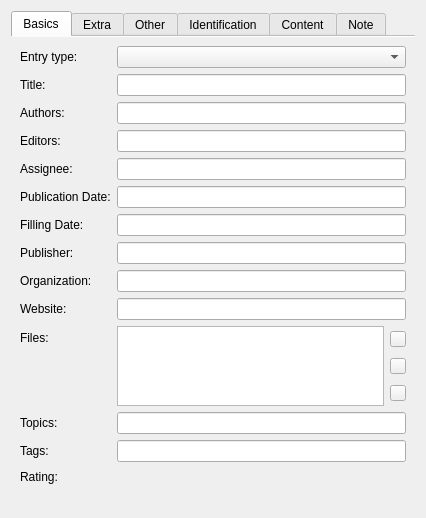
KDE/conquirere, file src/mainui/sidebar/publicationwidget.ui: the form before one commit.
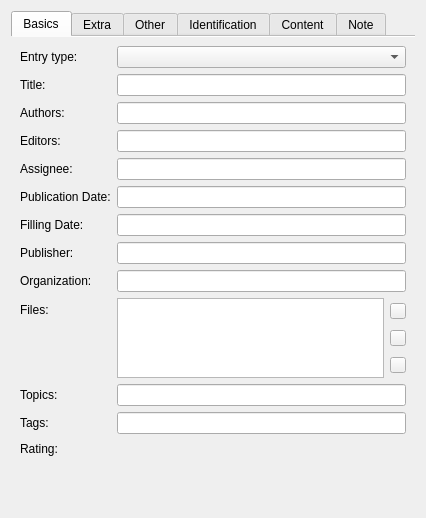
The form after the commit. Custom widgets are drawn as their Qt base class.

Diff of the .ui file:
```diff
--- a/src/mainui/sidebar/publicationwidget.ui
+++ b/src/mainui/sidebar/publicationwidget.ui
@@ -29,6 +29,19 @@
       <layout class="QVBoxLayout" name="verticalLayout_5">
        <item>
         <layout class="QFormLayout" name="formLayout_3">
+         <property name="fieldGrowthPolicy">
+          <enum>QFormLayout::ExpandingFieldsGrow</enum>
+         </property>
+         <item row="1" column="0">
+          <widget class="QLabel" name="label_2">
+           <property name="text">
+            <string>Entry type:</string>
+           </property>
+           <property name="buddy">
+            <cstring>editEntryType</cstring>
+           </property>
+          </widget>
+         </item>
          <item row="1" column="1">
           <widget class="KComboBox" name="editEntryType">
            <property name="sizePolicy">
@@ -39,19 +52,6 @@
            </property>
           </widget>
          </item>
-         <item row="1" column="0">
-          <widget class="QLabel" name="label_2">
-           <property name="text">
-            <string>Entry type:</string>
-           </property>
-           <property name="buddy">
-            <cstring>editEntryType</cstring>
-           </property>
-          </widget>
-         </item>
-         <item row="2" column="1">
-          <widget class="StringEdit" name="editTitle"/>
-         </item>
          <item row="2" column="0">
           <widget class="QLabel" name="labelTitle">
            <property name="text">
@@ -62,8 +62,8 @@
            </property>
           </widget>
          </item>
-         <item row="3" column="1">
-          <widget class="ContactEdit" name="editAuthors"/>
+         <item row="2" column="1">
+          <widget class="StringEdit" name="editTitle"/>
          </item>
          <item row="3" column="0">
           <widget class="QLabel" name="labelAuthors">
@@ -75,8 +75,8 @@
            </property>
           </widget>
          </item>
-         <item row="4" column="1">
-          <widget class="ContactEdit" name="editEditor"/>
+         <item row="3" column="1">
+          <widget class="ContactEdit" name="editAuthors"/>
          </item>
          <item row="4" column="0">
           <widget class="QLabel" name="labelEditors">
@@ -88,8 +88,8 @@
            </property>
           </widget>
          </item>
-         <item row="5" column="1">
-          <widget class="ContactEdit" name="editAssignee"/>
+         <item row="4" column="1">
+          <widget class="ContactEdit" name="editEditor"/>
          </item>
          <item row="5" column="0">
           <widget class="QLabel" name="label_3">
@@ -101,8 +101,8 @@
            </property>
           </widget>
          </item>
-         <item row="6" column="1">
-          <widget class="DateEdit" name="editDate"/>
+         <item row="5" column="1">
+          <widget class="ContactEdit" name="editAssignee"/>
          </item>
          <item row="6" column="0">
           <widget class="QLabel" name="labelPublicationDate">
@@ -114,8 +114,8 @@
            </property>
           </widget>
          </item>
-         <item row="7" column="1">
-          <widget class="DateEdit" name="editFilingDate"/>
+         <item row="6" column="1">
+          <widget class="DateEdit" name="editDate"/>
          </item>
          <item row="7" column="0">
           <widget class="QLabel" name="labelFillingDate">
@@ -127,8 +127,8 @@
            </property>
           </widget>
          </item>
-         <item row="8" column="1">
-          <widget class="ContactEdit" name="editPublisher"/>
+         <item row="7" column="1">
+          <widget class="DateEdit" name="editFilingDate"/>
          </item>
          <item row="8" column="0">
           <widget class="QLabel" name="labelPublisher">
@@ -140,8 +140,8 @@
            </property>
           </widget>
          </item>
-         <item row="9" column="1">
-          <widget class="OrganizationEdit" name="editOrganization"/>
+         <item row="8" column="1">
+          <widget class="ContactEdit" name="editPublisher"/>
          </item>
          <item row="9" column="0">
           <widget class="QLabel" name="labelOrganization">
@@ -153,20 +153,17 @@
            </property>
           </widget>
          </item>
-         <item row="10" column="1">
-          <widget class="WebsiteEdit" name="editWebObject"/>
+         <item row="9" column="1">
+          <widget class="OrganizationEdit" name="editOrganization"/>
          </item>
          <item row="10" column="0">
-          <widget class="QLabel" name="labelWebsite">
+          <widget class="QLabel" name="label_24">
            <property name="text">
-            <string>Website:</string>
-           </property>
-           <property name="buddy">
-            <cstring>editWebObject</cstring>
+            <string>Files:</string>
            </property>
           </widget>
          </item>
-         <item row="11" column="1">
+         <item row="10" column="1">
           <layout class="QHBoxLayout" name="horizontalLayout">
            <item>
             <widget class="KListWidget" name="fileListWidget">
@@ -195,31 +192,6 @@
              <property name="spacing">
               <number>-1</number>
              </property>
-             <item>
-              <widget class="QPushButton" name="fileAdd">
-               <property name="minimumSize">
-                <size>
-                 <width>16</width>
-                 <height>16</height>
-                </size>
-               </property>
-               <property name="maximumSize">
-                <size>
-                 <width>16</width>
-                 <height>16</height>
-                </size>
-               </property>
-               <property name="text">
-                <string notr="true"/>
-               </property>
-               <property name="iconSize">
-                <size>
-                 <width>16</width>
-                 <height>16</height>
-                </size>
-               </property>
-              </widget>
-             </item>
              <item>
               <widget class="QPushButton" name="fileEdit">
                <property name="minimumSize">
@@ -245,6 +217,31 @@
                </property>
               </widget>
              </item>
+             <item>
+              <widget class="QPushButton" name="fileAdd">
+               <property name="minimumSize">
+                <size>
+                 <width>16</width>
+                 <height>16</height>
+                </size>
+               </property>
+               <property name="maximumSize">
+                <size>
+                 <width>16</width>
+                 <height>16</height>
+                </size>
+               </property>
+               <property name="text">
+                <string notr="true"/>
+               </property>
+               <property name="iconSize">
+                <size>
+                 <width>16</width>
+                 <height>16</height>
+                </size>
+               </property>
+              </widget>
+             </item>
              <item>
               <widget class="QPushButton" name="fileRemove">
                <property name="minimumSize">
@@ -275,16 +272,6 @@
           </layout>
          </item>
          <item row="11" column="0">
-          <widget class="QLabel" name="label_24">
-           <property name="text">
-            <string>Files:</string>
-           </property>
-          </widget>
-         </item>
-         <item row="12" column="1">
-          <widget class="TagEdit" name="editTopics"/>
-         </item>
-         <item row="12" column="0">
           <widget class="QLabel" name="labelKeywords">
            <property name="text">
             <string>Topics:</string>
@@ -294,26 +281,29 @@
            </property>
           </widget>
          </item>
-         <item row="13" column="1">
-          <widget class="TagEdit" name="editTags"/>
+         <item row="11" column="1">
+          <widget class="TagEdit" name="editTopics"/>
          </item>
-         <item row="13" column="0">
+         <item row="12" column="0">
           <widget class="QLabel" name="label">
            <property name="text">
             <string>Tags:</string>
            </property>
           </widget>
          </item>
-         <item row="14" column="1">
-          <widget class="KRatingWidget" name="editRating"/>
+         <item row="12" column="1">
+          <widget class="TagEdit" name="editTags"/>
          </item>
-         <item row="14" column="0">
+         <item row="13" column="0">
           <widget class="QLabel" name="labelRating">
            <property name="text">
             <string>Rating:</string>
            </property>
           </widget>
          </item>
+         <item row="13" column="1">
+          <widget class="KRatingWidget" name="editRating"/>
+         </item>
         </layout>
        </item>
       </layout>
@@ -1042,11 +1032,6 @@
    <header>sidebar/listcitedsources.h</header>
    <container>1</container>
   </customwidget>
-  <customwidget>
-   <class>WebsiteEdit</class>
-   <extends>QLineEdit</extends>
-   <header>propertywidgets/websiteedit.h</header>
-  </customwidget>
  </customwidgets>
  <resources/>
  <connections>
```
Left out of the diff: 16 changed lines with no effect on the pictures.
